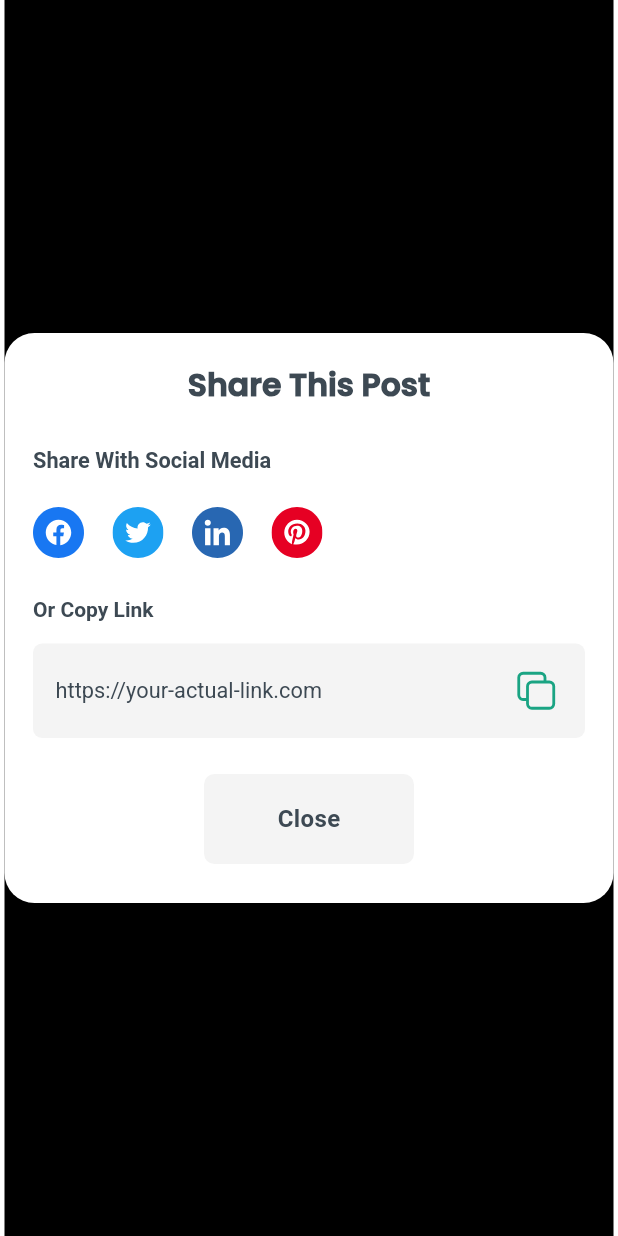
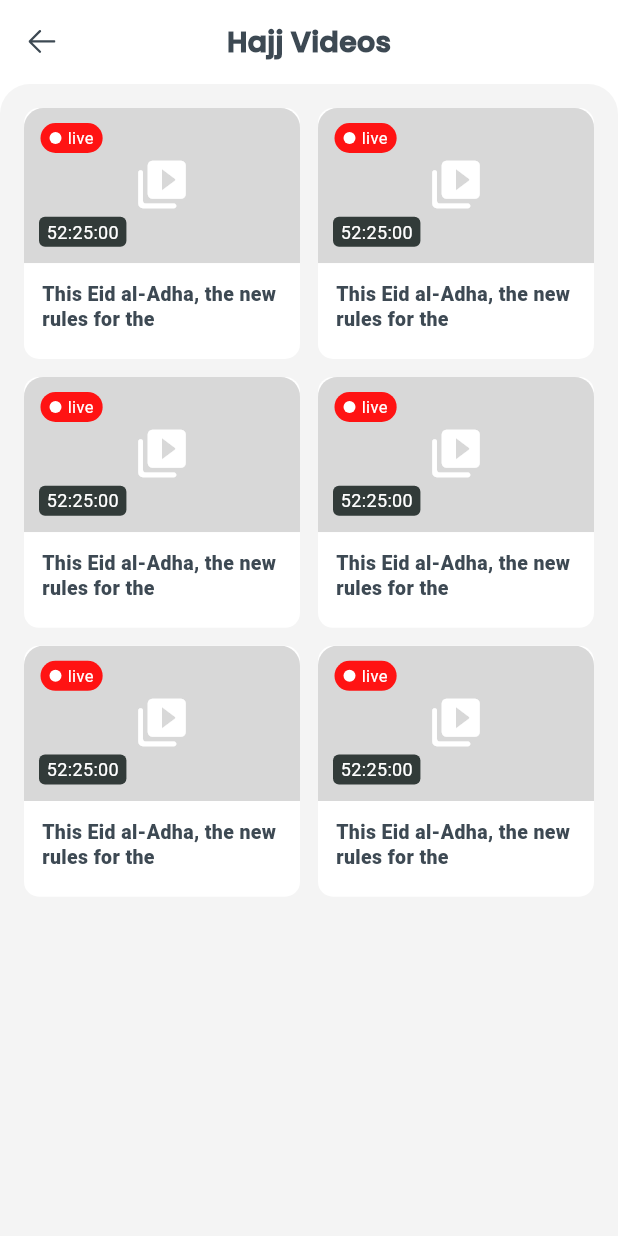
Before and after one commit to ajlank/Muslim-_pro_app_ui_component, a Flutter app: the screen it shows after launch, on a phone screen of 412 x 824 dp. Run offline on Flutter 3.47's test engine with Material 3 defaults, Android fonts, the phone set to English and light mode, and no system bars; our stand-ins replace flutter_svg.

Commit message:
asd
sdsd

```diff
--- /dev/null
+++ b/muslim_pro_ui/lib/hajj_videos/hajj_videos.dart
@@ -0,0 +1,217 @@
+import 'package:flutter/material.dart';
+import 'package:flutter_svg/flutter_svg.dart';
+
+/// ------------------------------------------------------
+/// Color Constants
+/// ------------------------------------------------------
+
+class HajjVideosScreen extends StatelessWidget {
+  const HajjVideosScreen({super.key});
+
+  @override
+  Widget build(BuildContext context) {
+    return Scaffold(
+      backgroundColor: Colors.white,
+      appBar: AppBar(
+        backgroundColor: Color(0XFFffffff),
+        elevation: 0,
+        centerTitle: true,
+        leading: IconButton(
+          icon: SvgPicture.asset(
+            'assets/images/leftarrow.svg',
+            height: 18, // Set the desired height
+            width: 18, // Set the desired width
+          ),
+          onPressed: () {},
+        ),
+        title: Text(
+          "Hajj Videos",
+          style: Theme.of(context).textTheme.bodyMedium!.copyWith(
+            fontFamily: 'Poppins',
+            fontWeight: FontWeight.w800,
+            fontSize: 19,
+            letterSpacing: 0.2,
+            color: Color(0xFF3D4953),
+          ),
+        ),
+      ),
+      body: Container(
+        decoration: const BoxDecoration(
+          color: Color(0xFFF4F4F4),
+          borderRadius: BorderRadius.only(
+            topLeft: Radius.circular(20),
+            topRight: Radius.circular(20),
+          ),
+        ),
+        child: Padding(
+          padding: const EdgeInsets.symmetric(horizontal: 16, vertical: 16),
+          child: GridView.builder(
+            itemCount: 6,
+            gridDelegate: const SliverGridDelegateWithFixedCrossAxisCount(
+              crossAxisCount: 2,
+              crossAxisSpacing: 12,
+              mainAxisSpacing: 12,
+              childAspectRatio: 1.1,
+            ),
+            itemBuilder: (context, index) {
+              return const VideoCard(
+                liveTitle: 'live',
+                videoTitle: 'This Eid al-Adha, the new rules for the ',
+                timerTitle: '52:25:00',
+              );
+            },
+          ),
+        ),
+      ),
+    );
+  }
+}
+
+class VideoCard extends StatelessWidget {
+  const VideoCard({
+    super.key,
+    this.videoTitle,
+    this.videoPath,
+    this.liveTitle,
+    this.timerTitle,
+  });
+
+  final String? videoTitle;
+  final String? videoPath;
+  final String? liveTitle;
+  final String? timerTitle;
+  @override
+  Widget build(BuildContext context) {
+    return Container(
+      decoration: BoxDecoration(
+        color: Color(0XFFffffff),
+        borderRadius: BorderRadius.circular(10),
+      ),
+      child: Column(
+        crossAxisAlignment: CrossAxisAlignment.start,
+        children: [
+          // ✅ Thumbnail Section
+          ClipRRect(
+            borderRadius: const BorderRadius.only(
+              topLeft: Radius.circular(13),
+              topRight: Radius.circular(13),
+            ),
+            child: AspectRatio(
+              aspectRatio: 16 / 9,
+              child: Container(
+                color: const Color(0xFFD8D8D8),
+                padding: const EdgeInsets.symmetric(vertical: 4),
+                child: Column(
+                  mainAxisAlignment: MainAxisAlignment.spaceBetween,
+                  children: [
+                    // ✅ Top row (Live badge)
+                    Padding(
+                      padding: const EdgeInsets.only(
+                        left: 11,
+                        right: 8,
+                        top: 6,
+                      ),
+                      child: Row(
+                        children: [
+                          Container(
+                            padding: const EdgeInsets.symmetric(
+                              horizontal: 6,
+                              vertical: 2,
+                            ),
+                            decoration: BoxDecoration(
+                              color: Color(0xFFFF1313),
+                              borderRadius: BorderRadius.circular(10),
+                            ),
+                            child: Row(
+                              children: [
+                                Container(
+                                  height: 8,
+                                  width: 8,
+                                  decoration: BoxDecoration(
+                                    color: Color(0XFFffffff),
+                                    borderRadius: BorderRadius.circular(12),
+                                  ),
+                                ),
+                                const SizedBox(width: 4),
+                                Text(
+                                  liveTitle!,
+                                  style: Theme.of(context).textTheme.bodyMedium!
+                                      .copyWith(
+                                        fontFamily: 'roboto',
+                                        fontWeight: FontWeight.w400,
+                                        fontSize: 11,
+                                        color: Color(0XFFffffff),
+                                      ),
+                                ),
+                              ],
+                            ),
+                          ),
+                        ],
+                      ),
+                    ),
+
+                    // ✅ Center icon
+                    const Icon(
+                      Icons.video_library_rounded,
+                      size: 38,
+                      color: Colors.white,
+                    ),
+
+                    // ✅ Bottom row (Time badge)
+                    Padding(
+                      padding: const EdgeInsets.only(left: 10, bottom: 7),
+                      child: Row(
+                        children: [
+                          Container(
+                            padding: const EdgeInsets.symmetric(
+                              horizontal: 5,
+                              vertical: 1.5,
+                            ),
+                            decoration: BoxDecoration(
+                              color: Color(0xFF323B39),
+                              borderRadius: BorderRadius.circular(4),
+                            ),
+                            child: Text(
+                              timerTitle!,
+                              style: Theme.of(context).textTheme.bodyMedium!
+                                  .copyWith(
+                                    fontFamily: 'roboto',
+                                    fontWeight: FontWeight.w400,
+                                    fontSize: 12,
+                                    color: Color(0XFFffffff),
+                                  ),
+                            ),
+                          ),
+                        ],
+                      ),
+                    ),
+                  ],
+                ),
+              ),
+            ),
+          ),
+
+          // ✅ Title below thumbnail - Fixed to 2 lines with ellipsis
+          Padding(
+            padding: EdgeInsets.symmetric(vertical: 12, horizontal: 12),
+            child: SizedBox(
+              child: Text(
+                videoTitle!,
+                maxLines: 2,
+
+                style: Theme.of(context).textTheme.bodyMedium!.copyWith(
+                  fontFamily: 'roboto',
+                  fontWeight: FontWeight.w800,
+                  overflow: TextOverflow.ellipsis,
+                  fontSize: 13,
+                  height: 1.3,
+                  color: Color(0xFF3D4953),
+                ),
+              ),
+            ),
+          ),
+        ],
+      ),
+    );
+  }
+}
--- a/muslim_pro_ui/lib/main.dart
+++ b/muslim_pro_ui/lib/main.dart
@@ -1,5 +1,7 @@
 import 'package:flutter/material.dart';
 import 'package:muslim_pro_ui/create_task_ui/create_task_ui.dart';
+import 'package:muslim_pro_ui/hajj_videos/hajj_videos.dart';
+import 'package:muslim_pro_ui/hajj_videos_2/hajj_videos_two.dart';
 import 'package:muslim_pro_ui/last_read_tile/latest_read_tile.dart';
 import 'package:muslim_pro_ui/share_this_post/share_this_post.dart';
 
@@ -15,32 +17,11 @@ class MyApp extends StatelessWidget {
     return MaterialApp(
       debugShowCheckedModeBanner: false,
       theme: ThemeData(fontFamily: 'roboto'),
-      home: ShareThisPost(
-        linkUrl: 'https://your-actual-link.com',
-        onFacebookTap: () {
-          // Facebook share logic
-        },
-        onTwitterTap: () {
-          // Twitter share logic
-        },
-        onLinkedInTap: () {
-          // LinkedIn share logic
-        },
-        onPinterestTap: () {
-          // Pinterest share logic
-        },
-        onCopyTap: () {
-          // Copy to clipboard logic
-        },
-        onCloseTap: () {},
-      ),
+      home: HajjVideosScreen(),
     );
   }
 }
 
-//share this post
-
-//last Read
 class ShareThisPostWidget extends StatelessWidget {
   const ShareThisPostWidget({super.key});
 
```
Also changed, not shown: muslim_pro_ui/lib/hajj_videos_2/hajj_videos_two.dart (added, +366 -0 lines), muslim_pro_ui/assets/images/leftarrow.svg (added), muslim_pro_ui/assets/images/makkah_bg.svg (added).
